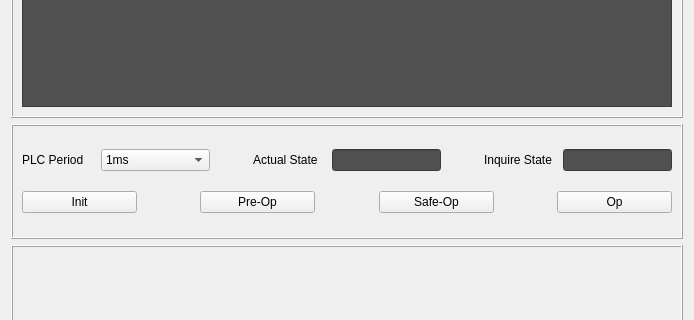
Old version of the form EtherCAT_GUI/Qt_VS_Dock/form_GeneralTab.ui in the repository GreatCong/GUI_EC; both pictures show x 0 to 694 and y 122 to 442 of the 694 by 607 pixel window.
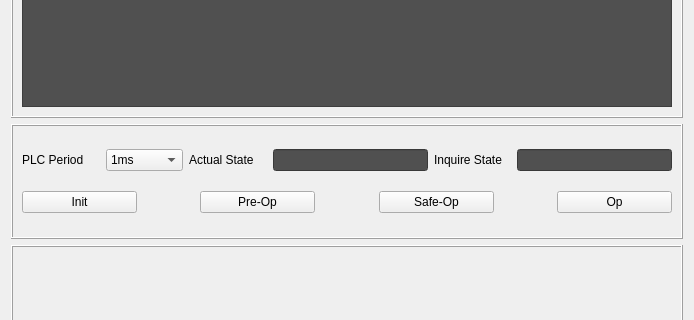
New version of the form.

Patch:
```diff
--- a/EtherCAT_GUI/Qt_VS_Dock/form_GeneralTab.ui
+++ b/EtherCAT_GUI/Qt_VS_Dock/form_GeneralTab.ui
@@ -133,7 +133,7 @@
        </property>
        <layout class="QGridLayout" name="gridLayout_3">
         <item row="0" column="0">
-         <layout class="QHBoxLayout" name="horizontalLayout_3" stretch="2,3,1,2,3,1,2,3">
+         <layout class="QHBoxLayout" name="horizontalLayout_3" stretch="2,2,2,4,2,4">
           <item>
            <widget class="QLabel" name="label_5">
             <property name="text">
@@ -195,19 +195,6 @@
             </item>
            </widget>
           </item>
-          <item>
-           <spacer name="horizontalSpacer_3">
-            <property name="orientation">
-             <enum>Qt::Horizontal</enum>
-            </property>
-            <property name="sizeHint" stdset="0">
-             <size>
-              <width>40</width>
-              <height>20</height>
-             </size>
-            </property>
-           </spacer>
-          </item>
           <item>
            <widget class="QLabel" name="label_3">
             <property name="text">
@@ -222,19 +209,6 @@
             </property>
            </widget>
           </item>
-          <item>
-           <spacer name="horizontalSpacer_2">
-            <property name="orientation">
-             <enum>Qt::Horizontal</enum>
-            </property>
-            <property name="sizeHint" stdset="0">
-             <size>
-              <width>40</width>
-              <height>20</height>
-             </size>
-            </property>
-           </spacer>
-          </item>
           <item>
            <widget class="QLabel" name="label_4">
             <property name="text">
```
